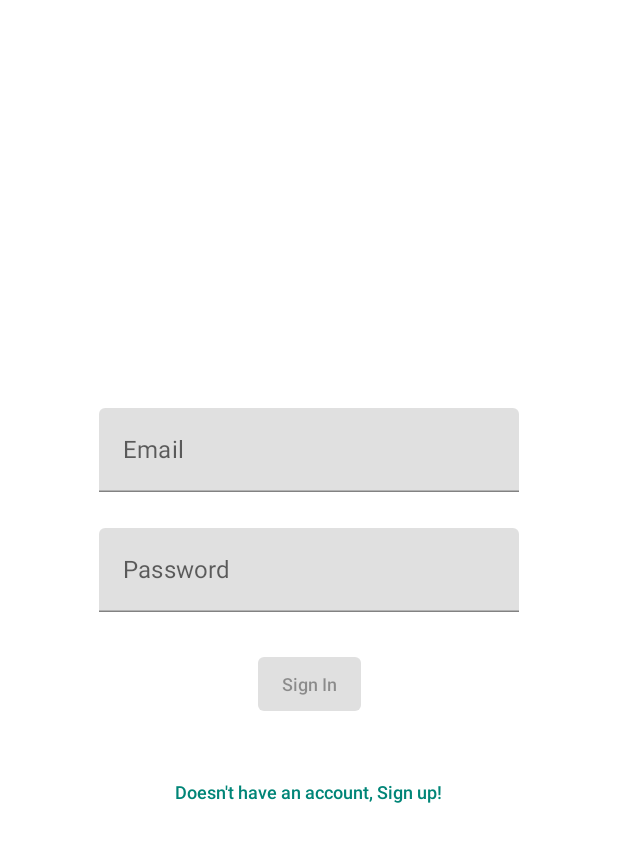
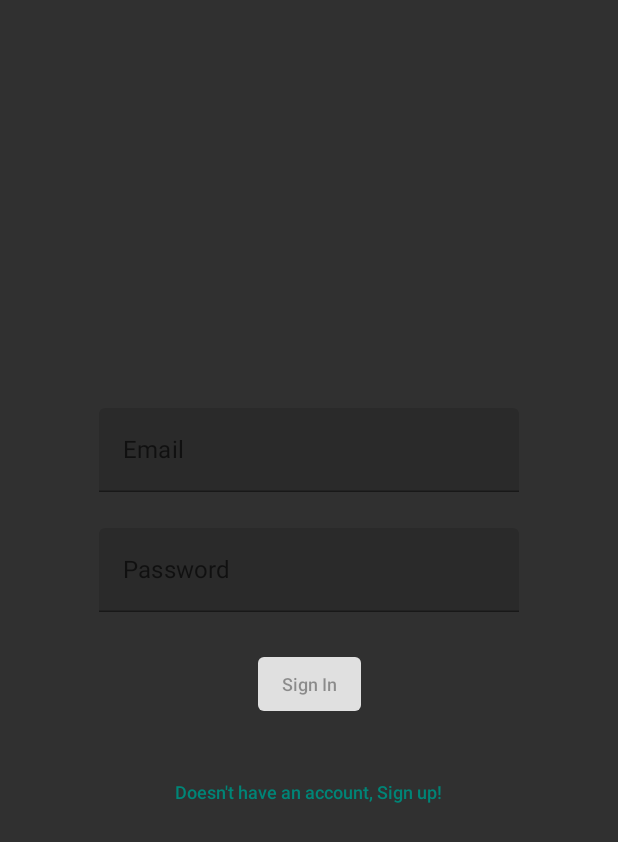
Before and after one commit to amaury901130/android_compose_demo, an Android app built with Jetpack Compose: the SingInScreen screen opened through its navigation route, on a phone screen of 412 x 824 dp. Shown: the top 842 px of the screen. Run offline under Robolectric (Android 15) with nearby library versions, the phone set to English and light mode, and no system bars; our stand-ins replace Dagger/Hilt's generated code.

```diff
--- a/app/src/main/AndroidManifest.xml
+++ b/app/src/main/AndroidManifest.xml
@@ -14,6 +14,7 @@
         android:networkSecurityConfig="@xml/network_security_config"
         android:roundIcon="@mipmap/ic_launcher_round"
         android:supportsRtl="true"
+        android:theme="@style/AppTheme"
         tools:ignore="AllowBackup,LockedOrientationActivity"
         tools:targetApi="n">
         <activity
--- a/app/src/main/java/com/rootstrap/android/ui/AppActivity.kt
+++ b/app/src/main/java/com/rootstrap/android/ui/AppActivity.kt
@@ -4,8 +4,6 @@ import android.annotation.SuppressLint
 import android.os.Bundle
 import androidx.activity.compose.setContent
 import androidx.appcompat.app.AppCompatActivity
-import androidx.compose.material.Scaffold
-import androidx.compose.material.rememberScaffoldState
 import androidx.compose.runtime.Composable
 import androidx.navigation.compose.rememberNavController
 import com.rootstrap.android.R
@@ -17,26 +15,11 @@ import dagger.hilt.android.AndroidEntryPoint
 open class AppActivity : AppCompatActivity() {
     override fun onCreate(savedInstanceState: Bundle?) {
         super.onCreate(savedInstanceState)
-        setTheme(R.style.Theme_AppCompat_Light_NoActionBar)
+        setTheme(R.style.AppTheme)
         setContent {
             AppTheme {
-                App()
+                AppNavGraph()
             }
         }
     }
 }
-
-@Composable
-fun App() {
-    val navController = rememberNavController()
-    val scaffoldState = rememberScaffoldState()
-
-    Scaffold(
-        scaffoldState = scaffoldState,
-    ) {
-        AppNavGraph(
-            navController = navController,
-            scaffoldState = scaffoldState
-        )
-    }
-}
--- a/app/src/main/java/com/rootstrap/android/ui/Navigation.kt
+++ b/app/src/main/java/com/rootstrap/android/ui/Navigation.kt
@@ -1,14 +1,12 @@
 package com.rootstrap.android.ui
 
-import androidx.compose.material.ScaffoldState
-import androidx.compose.material.rememberScaffoldState
 import androidx.compose.runtime.Composable
 import androidx.compose.runtime.remember
-import androidx.compose.runtime.rememberCoroutineScope
 import androidx.navigation.NavHostController
 import androidx.navigation.compose.NavHost
 import androidx.navigation.compose.composable
 import androidx.navigation.compose.rememberNavController
+import com.rootstrap.android.ui.screens.main.HomeScreen
 import com.rootstrap.android.ui.screens.onboarding.SingInScreen
 import com.rootstrap.android.ui.screens.onboarding.SingUpScreen
 
@@ -20,22 +18,20 @@ object MainDestinations {
     const val ROUTE_HOME = "home"
 }
 
-lateinit var navActions : MainActions
+lateinit var navActions: MainActions
 
 @Composable
 fun AppNavGraph(
     navController: NavHostController = rememberNavController(),
-    scaffoldState: ScaffoldState = rememberScaffoldState(),
     startDestination: String = MainDestinations.ROUTE_SIGN_UP
 ) {
     navActions = remember(navController) { MainActions(navController) }
-    val coroutineScope = rememberCoroutineScope()
 
     NavHost(
         navController = navController,
         startDestination = startDestination
     ) {
-        composable(MainDestinations.ROUTE_HOME) { SingUpScreen() }
+        composable(MainDestinations.ROUTE_HOME) { HomeScreen() }
         composable(MainDestinations.ROUTE_SIGN_UP) { SingUpScreen() }
         composable(MainDestinations.ROUTE_SIGN_IN) { SingInScreen() }
     }
--- a/app/src/main/java/com/rootstrap/android/ui/components/EditTextLayout.kt
+++ b/app/src/main/java/com/rootstrap/android/ui/components/EditTextLayout.kt
@@ -27,7 +27,7 @@ fun EditTextLayout(
     val inputWrapperState by inputWrapperStateFlow.collectAsState()
     Column {
         TextField(
-            modifier = Modifier.padding(0.dp).padding(vertical = Spacing.l),
+            modifier = Modifier.padding(vertical = Spacing.l),
             label = { Text(label) },
             value = inputWrapperState.content,
             onValueChange = { onValueChange(it) },
--- a/app/src/main/java/com/rootstrap/android/ui/screens/onboarding/SignInScreen.kt
+++ b/app/src/main/java/com/rootstrap/android/ui/screens/onboarding/SignInScreen.kt
@@ -12,7 +12,7 @@ import androidx.compose.ui.Alignment
 import androidx.compose.ui.Modifier
 import androidx.compose.ui.platform.LocalContext
 import androidx.compose.ui.text.input.KeyboardType
-import androidx.compose.ui.unit.dp
+import androidx.compose.ui.tooling.preview.Preview
 import androidx.hilt.navigation.compose.hiltViewModel
 import com.rootstrap.android.R
 import com.rootstrap.android.theme.Spacing
@@ -21,6 +21,7 @@ import com.rootstrap.android.ui.components.PrimaryButton
 import com.rootstrap.android.ui.navActions
 import com.rootstrap.android.ui.viewmodel.AuthViewModel
 
+@Preview
 @Composable
 fun SingInScreen(viewModel: AuthViewModel = hiltViewModel()) {
     val context = LocalContext.current
@@ -42,17 +43,13 @@ fun SingInScreen(viewModel: AuthViewModel = hiltViewModel()) {
             label = context.getString(R.string.password)
         )
         PrimaryButton(
-            modifier = Modifier
-                .padding(0.dp)
-                .padding(Spacing.l),
+            modifier = Modifier.padding(Spacing.l),
             onClick = viewModel::onSignIn,
             isEnableStateFlow = viewModel.areInputsValid,
             text = context.getString(R.string.sign_in)
         )
         TextButton(
-            modifier = Modifier
-                .padding(0.dp)
-                .padding(Spacing.l),
+            modifier = Modifier.padding(Spacing.l),
             onClick = { navActions.navigateUp() },
             content = { Text(context.getString(R.string.got_new_account)) }
         )
--- a/app/src/main/java/com/rootstrap/android/ui/screens/onboarding/SignUpScreen.kt
+++ b/app/src/main/java/com/rootstrap/android/ui/screens/onboarding/SignUpScreen.kt
@@ -48,17 +48,13 @@ fun SingUpScreen(viewModel: AuthViewModel = hiltViewModel()) {
             label = context.getString(R.string.password)
         )
         PrimaryButton(
-            modifier = Modifier
-                .padding(0.dp)
-                .padding(Spacing.l),
+            modifier = Modifier.padding(Spacing.l),
             onClick = viewModel::onSignUp,
             isEnableStateFlow = viewModel.areInputsValid,
             text = context.getString(R.string.sign_up)
         )
         TextButton(
-            modifier = Modifier
-                .padding(0.dp)
-                .padding(Spacing.l),
+            modifier = Modifier.padding(Spacing.l),
             onClick = { navActions.navigateTo(MainDestinations.ROUTE_SIGN_IN) },
             content = { Text(context.getString(R.string.got_account)) }
         )
--- /dev/null
+++ b/app/src/main/res/values/styles.xml
@@ -0,0 +1,4 @@
+<?xml version="1.0" encoding="utf-8"?>
+<resources>
+    <style name="AppTheme" parent="Theme.AppCompat.NoActionBar" />
+</resources>
```
Also changed, not shown: app/src/main/java/com/rootstrap/android/ui/screens/SplashScreen.kt (added, +32 -0 lines), app/src/main/java/com/rootstrap/android/ui/screens/main/HomeScreen.kt (added, +14 -0 lines).
